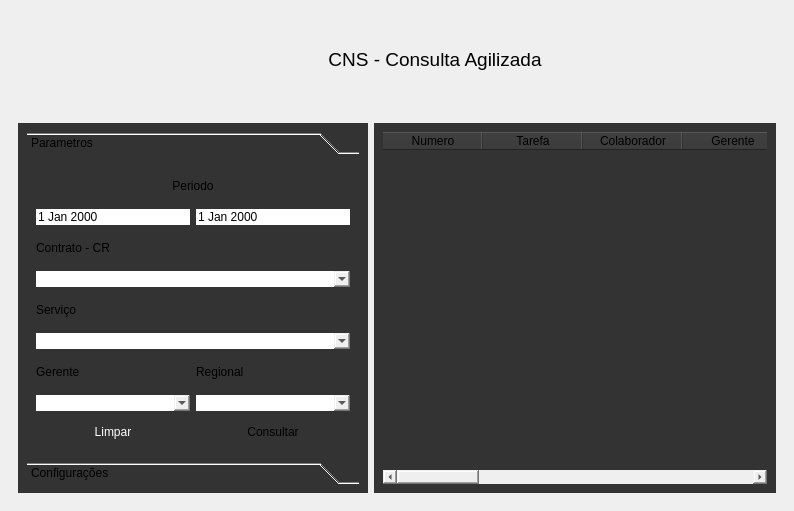
First picture: the form in src/main.ui, repository foxtec198/CNS, before the edit.
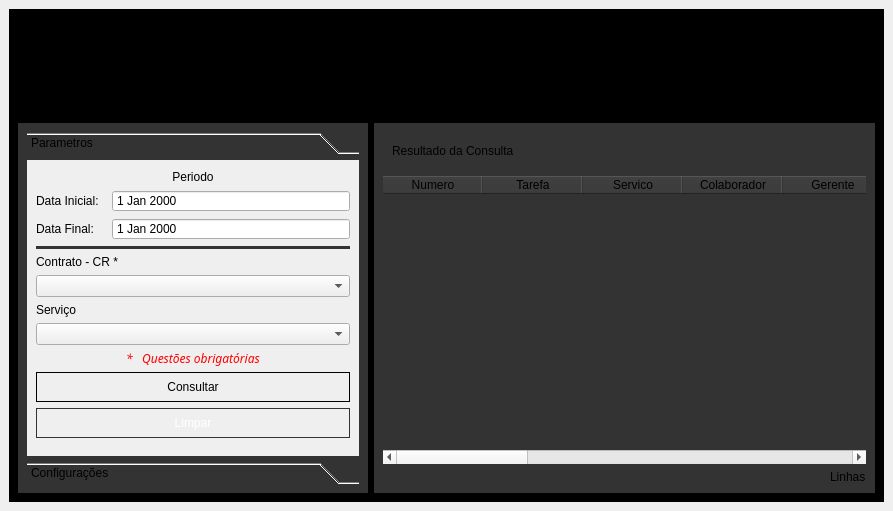
Second picture: the form after the edit. Icons and pictures are not drawn.

The edit to the form file:
```diff
--- a/src/main.ui
+++ b/src/main.ui
@@ -6,7 +6,7 @@
    <rect>
     <x>0</x>
     <y>0</y>
-    <width>794</width>
+    <width>893</width>
     <height>511</height>
    </rect>
   </property>
@@ -20,11 +20,14 @@
 border-radius: 30%;
 }</string>
    </property>
-   <layout class="QVBoxLayout" name="verticalLayout">
-    <item>
+   <layout class="QGridLayout" name="gridLayout">
+    <item row="0" column="0">
      <widget class="QFrame" name="frame_6">
       <property name="styleSheet">
-       <string notr="true">border: 0;</string>
+       <string notr="true">QFrame{
+background: black;
+border: 0;
+}</string>
       </property>
       <property name="frameShape">
        <enum>QFrame::StyledPanel</enum>
@@ -66,22 +69,6 @@
           <enum>QFrame::Raised</enum>
          </property>
          <layout class="QHBoxLayout" name="horizontalLayout_3">
-          <item>
-           <spacer name="horizontalSpacer">
-            <property name="orientation">
-             <enum>Qt::Horizontal</enum>
-            </property>
-            <property name="sizeType">
-             <enum>QSizePolicy::Minimum</enum>
-            </property>
-            <property name="sizeHint" stdset="0">
-             <size>
-              <width>20</width>
-              <height>20</height>
-             </size>
-            </property>
-           </spacer>
-          </item>
           <item>
            <widget class="QLabel" name="label">
             <property name="minimumSize">
@@ -108,6 +95,19 @@
            </widget>
           </item>
           <item>
+           <spacer name="horizontalSpacer">
+            <property name="orientation">
+             <enum>Qt::Horizontal</enum>
+            </property>
+            <property name="sizeHint" stdset="0">
+             <size>
+              <width>40</width>
+              <height>20</height>
+             </size>
+            </property>
+           </spacer>
+          </item>
+          <item alignment="Qt::AlignLeft">
            <widget class="QLabel" name="label_6">
             <property name="font">
              <font>
@@ -188,115 +188,95 @@
                   <height>298</height>
                  </rect>
                 </property>
+                <property name="styleSheet">
+                 <string notr="true">QPushButton{border-radius: 20px}</string>
+                </property>
                 <attribute name="label">
                  <string>Parametros</string>
                 </attribute>
-                <layout class="QGridLayout" name="gridLayout">
-                 <item row="9" column="0">
-                  <widget class="QLabel" name="label_4">
-                   <property name="maximumSize">
-                    <size>
-                     <width>16777215</width>
-                     <height>20</height>
-                    </size>
-                   </property>
-                   <property name="text">
-                    <string>Gerente</string>
-                   </property>
-                  </widget>
-                 </item>
-                 <item row="9" column="1">
-                  <widget class="QLabel" name="label_5">
-                   <property name="maximumSize">
-                    <size>
-                     <width>16777215</width>
-                     <height>20</height>
-                    </size>
-                   </property>
-                   <property name="text">
-                    <string>Regional</string>
-                   </property>
-                  </widget>
-                 </item>
-                 <item row="10" column="1">
-                  <widget class="QComboBox" name="boxRegional"/>
-                 </item>
-                 <item row="3" column="0" colspan="2">
-                  <widget class="QComboBox" name="boxCr"/>
-                 </item>
-                 <item row="10" column="0">
-                  <widget class="QComboBox" name="boxGerente"/>
-                 </item>
-                 <item row="1" column="1">
-                  <widget class="QDateEdit" name="dateFinal">
-                   <property name="buttonSymbols">
-                    <enum>QAbstractSpinBox::NoButtons</enum>
-                   </property>
-                   <property name="correctionMode">
-                    <enum>QAbstractSpinBox::CorrectToPreviousValue</enum>
-                   </property>
-                  </widget>
-                 </item>
-                 <item row="4" column="0">
-                  <widget class="QLabel" name="label_3">
-                   <property name="maximumSize">
-                    <size>
-                     <width>16777215</width>
-                     <height>20</height>
-                    </size>
-                   </property>
-                   <property name="text">
-                    <string>Serviço</string>
-                   </property>
-                  </widget>
-                 </item>
-                 <item row="2" column="0">
-                  <widget class="QLabel" name="label_2">
-                   <property name="maximumSize">
-                    <size>
-                     <width>16777215</width>
-                     <height>20</height>
-                    </size>
-                   </property>
-                   <property name="text">
-                    <string>Contrato - CR</string>
-                   </property>
-                  </widget>
-                 </item>
+                <layout class="QGridLayout" name="gridLayout_2">
                  <item row="1" column="0">
-                  <widget class="QDateEdit" name="dataInicial">
-                   <property name="buttonSymbols">
-                    <enum>QAbstractSpinBox::NoButtons</enum>
+                  <widget class="QLabel" name="label_9">
+                   <property name="minimumSize">
+                    <size>
+                     <width>70</width>
+                     <height>0</height>
+                    </size>
                    </property>
-                   <property name="correctionMode">
-                    <enum>QAbstractSpinBox::CorrectToPreviousValue</enum>
+                   <property name="maximumSize">
+                    <size>
+                     <width>70</width>
+                     <height>16777215</height>
+                    </size>
                    </property>
+                   <property name="text">
+                    <string>Data Inicial:</string>
+                   </property>
                   </widget>
                  </item>
-                 <item row="0" column="0" colspan="2">
-                  <widget class="QLabel" name="lblPeriodo">
+                 <item row="14" column="0" colspan="2">
+                  <spacer name="verticalSpacer">
+                   <property name="orientation">
+                    <enum>Qt::Vertical</enum>
+                   </property>
+                   <property name="sizeHint" stdset="0">
+                    <size>
+                     <width>20</width>
+                     <height>40</height>
+                    </size>
+                   </property>
+                  </spacer>
+                 </item>
+                 <item row="4" column="0" colspan="2">
+                  <widget class="Line" name="line">
+                   <property name="orientation">
+                    <enum>Qt::Horizontal</enum>
+                   </property>
+                  </widget>
+                 </item>
+                 <item row="2" column="0">
+                  <widget class="QLabel" name="label_8">
                    <property name="minimumSize">
                     <size>
-                     <width>0</width>
-                     <height>5</height>
+                     <width>70</width>
+                     <height>0</height>
                     </size>
                    </property>
                    <property name="maximumSize">
                     <size>
-                     <width>16777215</width>
-                     <height>20</height>
+                     <width>70</width>
+                     <height>16777215</height>
                     </size>
                    </property>
                    <property name="text">
-                    <string>Periodo</string>
+                    <string>Data Final:</string>
                    </property>
-                   <property name="alignment">
-                    <set>Qt::AlignCenter</set>
+                  </widget>
+                 </item>
+                 <item row="11" column="0" colspan="2">
+                  <widget class="QPushButton" name="btnConsulta">
+                   <property name="minimumSize">
+                    <size>
+                     <width>0</width>
+                     <height>30</height>
+                    </size>
                    </property>
+                   <property name="text">
+                    <string>Consultar</string>
+                   </property>
+                   <property name="shortcut">
+                    <string>Enter</string>
+                   </property>
                   </widget>
                  </item>
-                 <item row="11" column="0">
-                  <widget class="QPushButton" name="pushButton">
+                 <item row="12" column="0" colspan="2">
+                  <widget class="QPushButton" name="btnLimpar">
+                   <property name="minimumSize">
+                    <size>
+                     <width>0</width>
+                     <height>30</height>
+                    </size>
+                   </property>
                    <property name="styleSheet">
                     <string notr="true">QPushButton{
 border: 1px solid #333;
@@ -311,16 +291,125 @@
                    </property>
                   </widget>
                  </item>
-                 <item row="11" column="1">
-                  <widget class="QPushButton" name="pushButton_2">
+                 <item row="0" column="0" colspan="2">
+                  <widget class="QLabel" name="lblPeriodo">
+                   <property name="minimumSize">
+                    <size>
+                     <width>0</width>
+                     <height>15</height>
+                    </size>
+                   </property>
+                   <property name="maximumSize">
+                    <size>
+                     <width>16777215</width>
+                     <height>20</height>
+                    </size>
+                   </property>
                    <property name="text">
-                    <string>Consultar</string>
+                    <string>Periodo</string>
+                   </property>
+                   <property name="alignment">
+                    <set>Qt::AlignCenter</set>
                    </property>
                   </widget>
                  </item>
+                 <item row="6" column="0" colspan="2">
+                  <widget class="QComboBox" name="boxCr"/>
+                 </item>
                  <item row="5" column="0" colspan="2">
+                  <widget class="QLabel" name="label_2">
+                   <property name="maximumSize">
+                    <size>
+                     <width>16777215</width>
+                     <height>20</height>
+                    </size>
+                   </property>
+                   <property name="text">
+                    <string>Contrato - CR *</string>
+                   </property>
+                  </widget>
+                 </item>
+                 <item row="7" column="0" colspan="2">
+                  <widget class="QLabel" name="label_3">
+                   <property name="maximumSize">
+                    <size>
+                     <width>16777215</width>
+                     <height>20</height>
+                    </size>
+                   </property>
+                   <property name="text">
+                    <string>Serviço</string>
+                   </property>
+                  </widget>
+                 </item>
+                 <item row="8" column="0" colspan="2">
                   <widget class="QComboBox" name="boxServico"/>
                  </item>
+                 <item row="9" column="0" colspan="2">
+                  <widget class="QLabel" name="lblPeriodo_2">
+                   <property name="minimumSize">
+                    <size>
+                     <width>0</width>
+                     <height>15</height>
+                    </size>
+                   </property>
+                   <property name="maximumSize">
+                    <size>
+                     <width>16777215</width>
+                     <height>20</height>
+                    </size>
+                   </property>
+                   <property name="font">
+                    <font>
+                     <family>MS Reference Sans Serif</family>
+                     <weight>50</weight>
+                     <italic>true</italic>
+                     <bold>false</bold>
+                    </font>
+                   </property>
+                   <property name="styleSheet">
+                    <string notr="true">color:red;</string>
+                   </property>
+                   <property name="text">
+                    <string>*   Questões obrigatórias</string>
+                   </property>
+                   <property name="alignment">
+                    <set>Qt::AlignCenter</set>
+                   </property>
+                  </widget>
+                 </item>
+                 <item row="1" column="1">
+                  <widget class="QDateEdit" name="dataInicial">
+                   <property name="minimumSize">
+                    <size>
+                     <width>100</width>
+                     <height>0</height>
+                    </size>
+                   </property>
+                   <property name="buttonSymbols">
+                    <enum>QAbstractSpinBox::NoButtons</enum>
+                   </property>
+                   <property name="correctionMode">
+                    <enum>QAbstractSpinBox::CorrectToPreviousValue</enum>
+                   </property>
+                  </widget>
+                 </item>
+                 <item row="2" column="1">
+                  <widget class="QDateEdit" name="dataFinal">
+                   <property name="minimumSize">
+                    <size>
+                     <width>100</width>
+                     <height>0</height>
+                    </size>
+                   </property>
+                   <property name="buttonSymbols">
+                    <enum>QAbstractSpinBox::NoButtons</enum>
+                   </property>
+                   <property name="correctionMode">
+                    <enum>QAbstractSpinBox::CorrectToPreviousValue</enum>
+                   </property>
+                  </widget>
+                 </item>
                 </layout>
                </widget>
                <widget class="QWidget" name="page_2">
@@ -343,6 +432,12 @@
           </item>
           <item>
            <widget class="QFrame" name="frame_3">
+            <property name="minimumSize">
+             <size>
+              <width>500</width>
+              <height>0</height>
+             </size>
+            </property>
             <property name="styleSheet">
              <string notr="true">QFrame{
 background: #333;
@@ -356,7 +451,95 @@
             </property>
             <layout class="QVBoxLayout" name="verticalLayout_2">
              <item>
-              <widget class="QTableWidget" name="tableWidget">
+              <widget class="QFrame" name="frame_4">
+               <property name="minimumSize">
+                <size>
+                 <width>0</width>
+                 <height>30</height>
+                </size>
+               </property>
+               <property name="frameShape">
+                <enum>QFrame::StyledPanel</enum>
+               </property>
+               <property name="frameShadow">
+                <enum>QFrame::Raised</enum>
+               </property>
+               <layout class="QHBoxLayout" name="horizontalLayout_2">
+                <item alignment="Qt::AlignHCenter|Qt::AlignVCenter">
+                 <widget class="QLabel" name="label_7">
+                  <property name="minimumSize">
+                   <size>
+                    <width>200</width>
+                    <height>0</height>
+                   </size>
+                  </property>
+                  <property name="text">
+                   <string>Resultado da Consulta</string>
+                  </property>
+                 </widget>
+                </item>
+                <item>
+                 <spacer name="horizontalSpacer_2">
+                  <property name="orientation">
+                   <enum>Qt::Horizontal</enum>
+                  </property>
+                  <property name="sizeHint" stdset="0">
+                   <size>
+                    <width>40</width>
+                    <height>20</height>
+                   </size>
+                  </property>
+                 </spacer>
+                </item>
+                <item>
+                 <widget class="QPushButton" name="btnLimparTabela">
+                  <property name="styleSheet">
+                   <string notr="true">border:0
+</string>
+                  </property>
+                  <property name="text">
+                   <string/>
+                  </property>
+                  <property name="icon">
+                   <iconset>
+                    <normaloff>img/icons8-borracha-100.png</normaloff>img/icons8-borracha-100.png</iconset>
+                  </property>
+                  <property name="iconSize">
+                   <size>
+                    <width>30</width>
+                    <height>30</height>
+                   </size>
+                  </property>
+                 </widget>
+                </item>
+                <item>
+                 <widget class="QPushButton" name="btnExcel">
+                  <property name="styleSheet">
+                   <string notr="true">border:0</string>
+                  </property>
+                  <property name="text">
+                   <string/>
+                  </property>
+                  <property name="icon">
+                   <iconset>
+                    <normaloff>img/icons8-ms-excel-48.png</normaloff>img/icons8-ms-excel-48.png</iconset>
+                  </property>
+                  <property name="iconSize">
+                   <size>
+                    <width>30</width>
+                    <height>30</height>
+                   </size>
+                  </property>
+                 </widget>
+                </item>
+               </layout>
+              </widget>
+             </item>
+             <item>
+              <widget class="QTableWidget" name="tableCons">
+               <property name="editTriggers">
+                <set>QAbstractItemView::NoEditTriggers</set>
+               </property>
                <column>
                 <property name="text">
                  <string>Numero</string>
@@ -367,6 +550,11 @@
                  <string>Tarefa</string>
                 </property>
                </column>
+               <column>
+                <property name="text">
+                 <string>Servico</string>
+                </property>
+               </column>
                <column>
                 <property name="text">
                  <string>Colaborador</string>
@@ -424,6 +612,13 @@
                </column>
               </widget>
              </item>
+             <item alignment="Qt::AlignRight">
+              <widget class="QLabel" name="totalLinhas">
+               <property name="text">
+                <string>Linhas</string>
+               </property>
+              </widget>
+             </item>
             </layout>
            </widget>
           </item>
```
Left out of the diff: 9 changed lines with no effect on the pictures.
